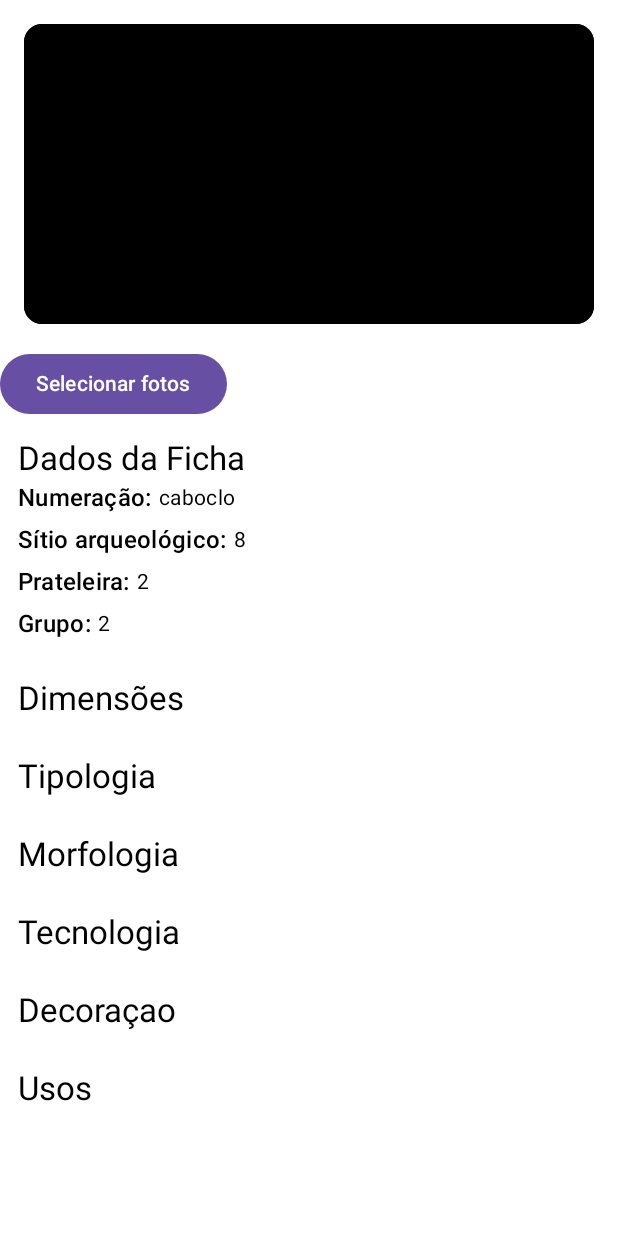
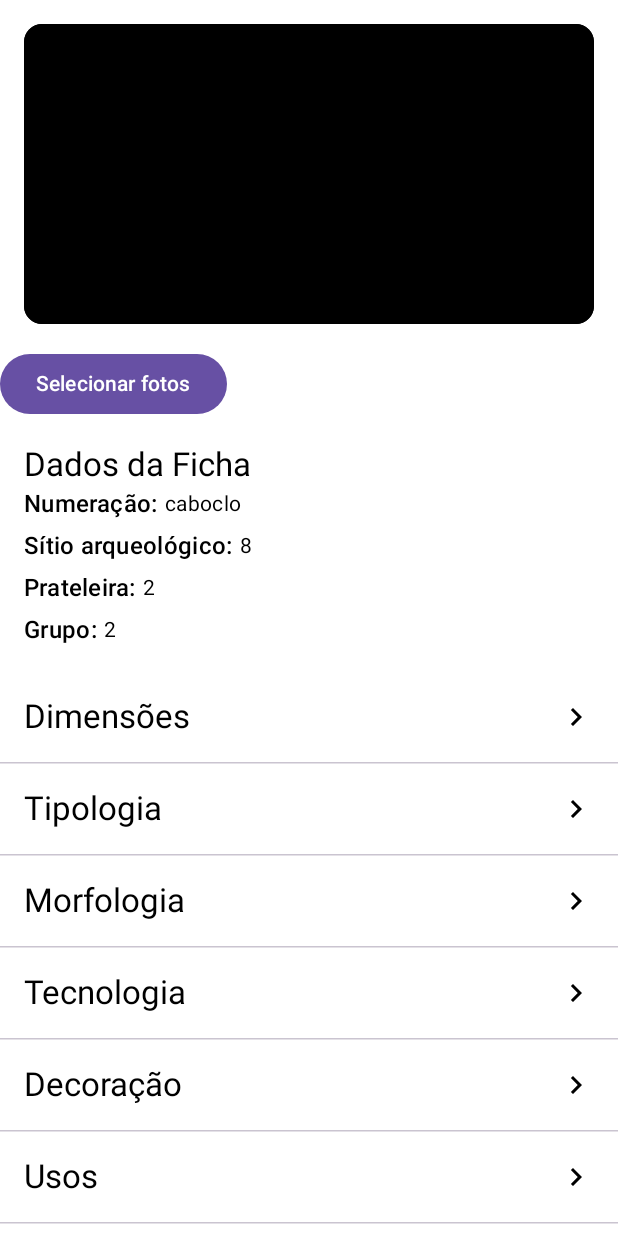
Before and after one commit to RickelmyCampos/RelicRegistry, an Android app built with Jetpack Compose: the @Preview function EditRecordFormPreview, on a phone screen of 412 x 824 dp. Run offline under Robolectric (Android 15) with nearby library versions, the phone set to English and light mode, and no system bars; our stand-ins replace Dagger/Hilt's generated code; libraries missing offline, so code that uses them is left out: kotlin.math.round.

Commit message:
fix:dimension inputs working

```diff
--- a/app/src/main/java/com/gilbersoncampos/relicregistry/data/local/entity/CatalogRecordEntity.kt
+++ b/app/src/main/java/com/gilbersoncampos/relicregistry/data/local/entity/CatalogRecordEntity.kt
@@ -61,5 +61,6 @@ data class CatalogRecordEntity(
     val uses: String, // Store as JSON string
 
     // Observations
-    val observations: String
+    val observations: String,
+    val hasDecoration: Boolean ,
 )
--- a/app/src/main/java/com/gilbersoncampos/relicregistry/data/mapper/ToEntity.kt
+++ b/app/src/main/java/com/gilbersoncampos/relicregistry/data/mapper/ToEntity.kt
@@ -60,6 +60,7 @@ fun CatalogRecordModel.toEntity(): CatalogRecordEntity {
         // Observations
         observations = this.observations,
         listImages = this.listImages,
-        id = this.id
+        id = this.id,
+        hasDecoration = this.hasDecoration
     )
 }
--- a/app/src/main/java/com/gilbersoncampos/relicregistry/data/mapper/ToModel.kt
+++ b/app/src/main/java/com/gilbersoncampos/relicregistry/data/mapper/ToModel.kt
@@ -94,6 +94,7 @@ fun CatalogRecordEntity.toModel(): CatalogRecordModel {
         // Observations
         observations = this.observations,
         id = this.id,
-        listImages = this.listImages
+        listImages = this.listImages,
+        hasDecoration = this.hasDecoration
     )
 }
--- a/app/src/main/java/com/gilbersoncampos/relicregistry/data/model/CatalogRecordModel.kt
+++ b/app/src/main/java/com/gilbersoncampos/relicregistry/data/model/CatalogRecordModel.kt
@@ -43,7 +43,8 @@ data class CatalogRecordModel(
     // Uses
     val uses: List<String> = listOf(),
     // Observations
-    val observations: String
+    val observations: String,
+    val hasDecoration: Boolean = false,
 )
 
 // Enum classes to capture the fixed options
--- a/app/src/main/java/com/gilbersoncampos/relicregistry/screen/editRecord/EditRecord.kt
+++ b/app/src/main/java/com/gilbersoncampos/relicregistry/screen/editRecord/EditRecord.kt
@@ -102,6 +102,7 @@ import com.gilbersoncampos.relicregistry.data.model.UpperLimbs
 import com.gilbersoncampos.relicregistry.data.model.UsageMarks
 import com.gilbersoncampos.relicregistry.extensions.hasOnlyNumber
 import com.gilbersoncampos.relicregistry.extensions.toOnlyFloat
+import com.gilbersoncampos.relicregistry.ui.components.Accordion
 import com.gilbersoncampos.relicregistry.ui.components.CustomDropdown
 import com.gilbersoncampos.relicregistry.ui.components.ImageCarrousel
 import com.gilbersoncampos.relicregistry.ui.components.ListCheckbox
@@ -109,6 +110,7 @@ import com.gilbersoncampos.relicregistry.ui.components.Session
 import com.gilbersoncampos.relicregistry.ui.components.SubSession
 import com.gilbersoncampos.relicregistry.ui.components.TextCheckbox
 import com.gilbersoncampos.relicregistry.ui.components.TextRadioButton
+import kotlin.math.round
 
 @Composable
 fun EditRecord(idRecord: Long, viewModel: EditRecordViewModel = hiltViewModel()) {
@@ -278,7 +280,7 @@ private fun Sessions(
     uiState: SuccessUiState,
     updateRecord: (CatalogRecordModel) -> Unit
 ) {
-    Session(title = "Dados da Ficha") {
+    Session(title = "Dados da Ficha", modifier = Modifier.padding(16.dp)) {
         Column(verticalArrangement = Arrangement.spacedBy(4.dp)) {
             InfosRow(title = "Numeração:", value = uiState.record.identification)
             InfosRow(title = "Sítio arqueológico:", value = uiState.record.archaeologicalSite)
@@ -296,11 +298,11 @@ private fun Sessions(
 
 @Composable
 private fun UsesSession(uiState: CatalogRecordModel, updateRecord: (CatalogRecordModel) -> Unit) {
-    var isOpen by remember {
-        mutableStateOf(false)
-    }
-    Session(title = "Usos", modifier = Modifier.clickable { isOpen = !isOpen }) {
-        if (isOpen) {
+    Accordion(
+        title = "Usos", modifier = Modifier
+            .fillMaxWidth()
+    ) {
+        Column {
 
             ListCheckbox(list = uses, uiState.uses) { selected, _ ->
                 updateRecord(uiState.copy(uses = selected))
@@ -315,15 +317,22 @@ private fun DecorationSession(
     uiState: CatalogRecordModel,
     updateRecord: (CatalogRecordModel) -> Unit
 ) {
-    var isOpen by remember {
-        mutableStateOf(false)
-    }
-    val hasDecoration = true
-    Session(title = "Decoraçao", modifier = Modifier.clickable { isOpen = !isOpen }) {
-        if (isOpen) {
+
+    val hasDecoration = uiState.hasDecoration
+    Accordion(title = "Decoração", modifier = Modifier.fillMaxWidth()) {
+        Column {
             TextCheckbox(
                 onCheckedChange = { hasSelected ->
-                    // updateRecord(uiState.record.copy(decoration = hasSelected))
+                    updateRecord(
+                        uiState.copy(
+                            hasDecoration = hasSelected,
+                            decorationLocation = null,
+                            decorationType = emptyList(),
+                            internalPaintColor = emptyList(),
+                            externalPaintColor = emptyList(),
+                            plasticDecoration = emptyList()
+                        )
+                    )
                 },
                 label = "Possui decoraçao",
                 hasDecoration
@@ -375,6 +384,7 @@ private fun DecorationSession(
                 }
             }
         }
+
     }
 }
 
@@ -383,12 +393,10 @@ private fun TecnologySession(
     uiState: CatalogRecordModel,
     updateRecord: (CatalogRecordModel) -> Unit
 ) {
-    var isOpen by remember {
-        mutableStateOf(false)
-    }
-    Session(title = "Tecnologia", modifier = Modifier.clickable { isOpen = !isOpen }) {
-        if (isOpen) {
 
+    Accordion(title = "Tecnologia", modifier = Modifier.fillMaxWidth()) {
+
+        Column {
             SubSession(title = "Queima") {
                 ListCheckbox(list = Firing.entries, uiState.firing) { selected, _ ->
                     updateRecord(uiState.copy(firing = selected))
@@ -444,6 +452,8 @@ private fun TecnologySession(
                 }
             }
         }
+
+
     }
 }
 
@@ -452,11 +462,9 @@ private fun MorfologySession(
     uiState: CatalogRecordModel,
     updateRecord: (CatalogRecordModel) -> Unit
 ) {
-    var isOpen by remember {
-        mutableStateOf(false)
-    }
-    Session(title = "Morfologia", modifier = Modifier.clickable { isOpen = !isOpen }) {
-        if (isOpen) {
+
+    Accordion(title = "Morfologia", modifier = Modifier.fillMaxWidth()) {
+        Column {
             SubSession(title = "Membros superiores") {
                 ListCheckbox(
                     list = UpperLimbs.entries,
@@ -480,9 +488,6 @@ private fun MorfologySession(
                 TextCheckbox(
                     onCheckedChange = { checked ->
                         hasGenitalia = checked
-                        if (!checked) {
-                            // updateRecord(uiState.record.copy(genitalia = null))
-                        }
                     },
                     label = "Possui genitália",
                     hasGenitalia
@@ -521,11 +526,9 @@ private fun TopologySession(
     uiState: CatalogRecordModel,
     updateRecord: (CatalogRecordModel) -> Unit
 ) {
-    var isOpen by remember {
-        mutableStateOf(false)
-    }
-    Session(title = "Tipologia", modifier = Modifier.clickable { isOpen = !isOpen }) {
-        if (isOpen) {
+
+    Accordion(title = "Tipologia", modifier = Modifier.fillMaxWidth()) {
+        Column {
             SubSession(title = "Tipo") {
                 CustomDropdown(
                     title = "Tipo",
@@ -554,6 +557,8 @@ private fun TopologySession(
                     })
             }
         }
+
+
     }
 }
 
@@ -574,20 +579,21 @@ private fun DimensionSession(
     var weight by remember {
         mutableStateOf(uiState.weight?.toString() ?: "")
     }
-    var isOpen by remember {
-        mutableStateOf(false)
-    }
-    Session(title = "Dimensões", modifier = Modifier.clickable { isOpen = !isOpen }) {
-        if (isOpen) {
+    Accordion(title = "Dimensões", modifier = Modifier.fillMaxWidth()) {
         Column {
             Row(Modifier.fillMaxWidth()) {
                 OutlinedTextField(
                     label = { Text(text = "Comprimento (cm)") },
                     value = length,
                     onValueChange = { newValue ->
-                            if (newValue.all { it.isDigit() }) {
+                        if (newValue.all { it.isDigit() || it == '.' }) {
                             length = newValue
-                                updateRecord(uiState.copy(length = newValue.toOnlyFloat()))
+
+                            val formatted = newValue.toFloatOrNull()?.let {
+                                round(it * 100) / 100
+                            }
+                            length = newValue
+                            updateRecord(uiState.copy(length = formatted))
                         }
                     },
                     modifier = Modifier.weight(1f),
@@ -597,10 +603,15 @@ private fun DimensionSession(
                     label = { Text(text = "Largura (cm)") },
                     value = width,
                     onValueChange = { newValue ->
-                            if (newValue.all { it.isDigit() }) {
+                        if (newValue.all { it.isDigit() || it == '.' }) {
                             width = newValue
 
-                                updateRecord(uiState.copy(width = newValue.toOnlyFloat()))
+                            val formatted = newValue.toFloatOrNull()?.let {
+                                round(it * 100) / 100
+                            }
+                            width = newValue
+
+                            updateRecord(uiState.copy(width = formatted))
                         }
                     },
                     modifier = Modifier.weight(1f),
@@ -612,9 +623,14 @@ private fun DimensionSession(
                     label = { Text(text = "Altura (cm)") },
                     value = height,
                     onValueChange = { newValue ->
-                            if (newValue.all { it.isDigit() }) {
+                        if (newValue.all { it.isDigit() || it == '.' }) {
                             height = newValue
-                                updateRecord(uiState.copy(height = newValue.toOnlyFloat()))
+
+                            val formatted = newValue.toFloatOrNull()?.let {
+                                round(it * 100) / 100
+                            }
+                            height = newValue
+                            updateRecord(uiState.copy(height = formatted))
                         }
                     },
                     modifier = Modifier.weight(1f),
@@ -624,18 +640,23 @@ private fun DimensionSession(
                     label = { Text(text = "Peso (kg)") },
                     value = weight,
                     onValueChange = { newValue ->
-                            if (newValue.all { it.isDigit() }) {
+                        if (newValue.all { it.isDigit() || it == '.' }) {
                             weight = newValue
-                                //updateRecord(uiState.record.copy(length = newValue.toOnlyFloat()))
+
+                            val formatted = newValue.toFloatOrNull()?.let {
+                                round(it * 100) / 100
                             }
-                            //  updateRecord(uiState.record.copy(weight = it.toOnlyFloat()))
+                            weight = newValue
+                            updateRecord(uiState.copy(weight = formatted))
+                        }
+
                     },
                     modifier = Modifier.weight(1f),
                     keyboardOptions = KeyboardOptions(keyboardType = KeyboardType.Number)
                 )
             }
         }
-        }
+
     }
 }
 
--- a/app/src/main/java/com/gilbersoncampos/relicregistry/service/ExternalPrivateImageStoreService.kt
+++ b/app/src/main/java/com/gilbersoncampos/relicregistry/service/ExternalPrivateImageStoreService.kt
@@ -18,7 +18,7 @@ import java.io.IOException
 import java.io.OutputStream
 
 class ExternalPrivateImageStoreService(val appContext: Context) : ImageStoreService {
-
+//TODO adicionar feature para apagar as imagens que não não mais usadas
     override fun saveImage(bitmap: Bitmap, nameImage: String): String {
         validateImageName(nameImage)
         val imageFile = createImageFile(nameImage)
--- a/app/src/main/java/com/gilbersoncampos/relicregistry/ui/components/Accordion.kt
+++ b/app/src/main/java/com/gilbersoncampos/relicregistry/ui/components/Accordion.kt
@@ -1,3 +1,83 @@
 package com.gilbersoncampos.relicregistry.ui.components
 
-fun Acordeon
+import android.icu.text.CaseMap.Title
+import androidx.compose.animation.AnimatedVisibility
+import androidx.compose.animation.core.tween
+import androidx.compose.animation.expandVertically
+import androidx.compose.animation.fadeIn
+import androidx.compose.animation.fadeOut
+import androidx.compose.animation.shrinkVertically
+import androidx.compose.foundation.clickable
+import androidx.compose.foundation.layout.Arrangement
+import androidx.compose.foundation.layout.Column
+import androidx.compose.foundation.layout.Row
+import androidx.compose.foundation.layout.fillMaxSize
+import androidx.compose.foundation.layout.fillMaxWidth
+import androidx.compose.foundation.layout.padding
+import androidx.compose.material.icons.Icons
+import androidx.compose.material.icons.automirrored.filled.KeyboardArrowRight
+import androidx.compose.material.icons.filled.KeyboardArrowDown
+import androidx.compose.material.icons.filled.KeyboardArrowRight
+import androidx.compose.material3.HorizontalDivider
+import androidx.compose.material3.Icon
+import androidx.compose.material3.MaterialTheme
+import androidx.compose.material3.Text
+import androidx.compose.runtime.Composable
+import androidx.compose.runtime.getValue
+import androidx.compose.runtime.mutableStateOf
+import androidx.compose.runtime.remember
+import androidx.compose.runtime.setValue
+import androidx.compose.ui.Alignment
+import androidx.compose.ui.Modifier
+import androidx.compose.ui.tooling.preview.Preview
+import androidx.compose.ui.unit.dp
+import com.gilbersoncampos.relicregistry.ui.theme.RelicRegistryTheme
+
+@Composable
+fun Accordion(modifier: Modifier = Modifier, title: String, content: @Composable () -> Unit) {
+    var expanded by remember { mutableStateOf(false) }
+    Column(modifier = modifier
+        .clickable { expanded = !expanded }
+        .padding(16.dp)) {
+        Row(
+            Modifier.fillMaxWidth(),
+            verticalAlignment = Alignment.CenterVertically,
+            horizontalArrangement = Arrangement.SpaceBetween
+        ) {
+            Text(text = title, style = MaterialTheme.typography.titleLarge)
+            Icon(
+                imageVector = if (expanded) Icons.Filled.KeyboardArrowDown else Icons.AutoMirrored.Filled.KeyboardArrowRight,
+                contentDescription = "Expand"
+            )
+        }
+        AnimatedVisibility(
+            visible = expanded,
+            enter = expandVertically(animationSpec = tween(durationMillis = 300)) + fadeIn(
+                animationSpec = tween(durationMillis = 300)
+            ),
+            exit = shrinkVertically(animationSpec = tween(durationMillis = 300)) + fadeOut(
+                animationSpec = tween(durationMillis = 300)
+            )
+        ) {
+
+            content()
+
+        }
+
+    }
+    HorizontalDivider()
+}
+
+@Composable
+@Preview(showBackground = true)
+fun AccordionPreview() {
+    RelicRegistryTheme {
+        Accordion(
+            title = "Título", modifier = Modifier
+                .fillMaxWidth()
+                .padding(16.dp)
+        ) {
+            Text(text = "teste")
+        }
+    }
+}
--- a/app/src/main/java/com/gilbersoncampos/relicregistry/ui/components/Session.kt
+++ b/app/src/main/java/com/gilbersoncampos/relicregistry/ui/components/Session.kt
@@ -13,7 +13,7 @@ import androidx.compose.ui.unit.dp
 
 @Composable
 fun Session(modifier: Modifier=Modifier,title:String, content:@Composable ()->Unit){
-    Column(modifier.fillMaxWidth().padding(12.dp)) {
+    Column(modifier) {
         Text(text =title, style = MaterialTheme.typography.titleLarge)
         content()
     }
```
Lines whose indentation alone changed are shown as unchanged.
